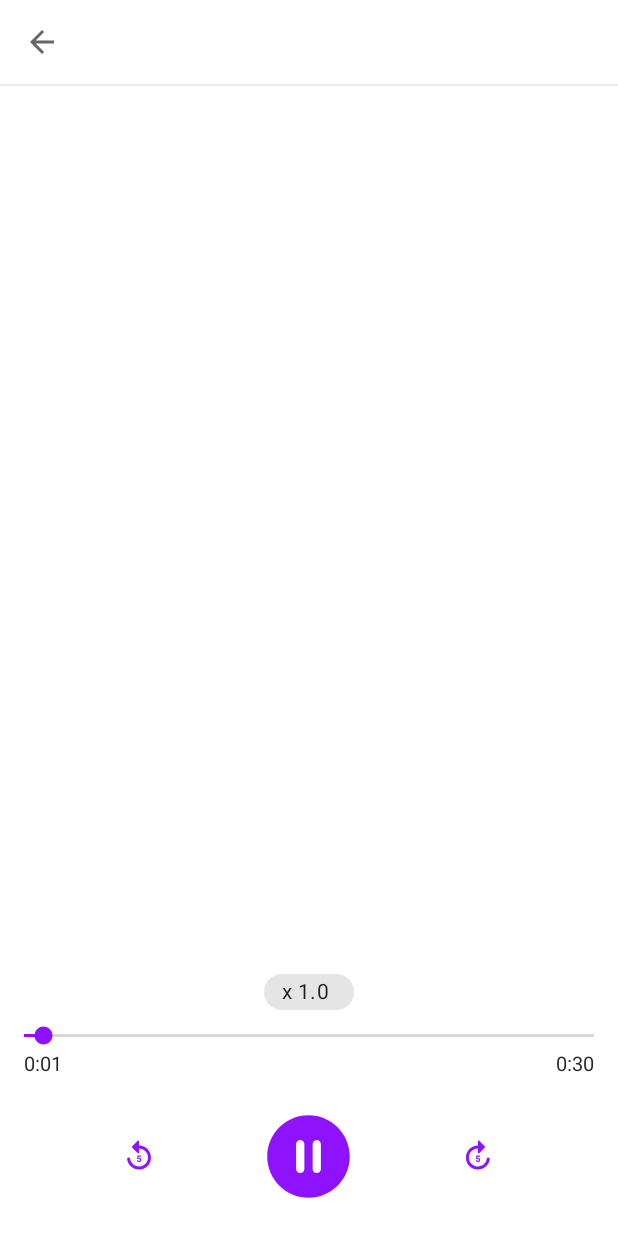
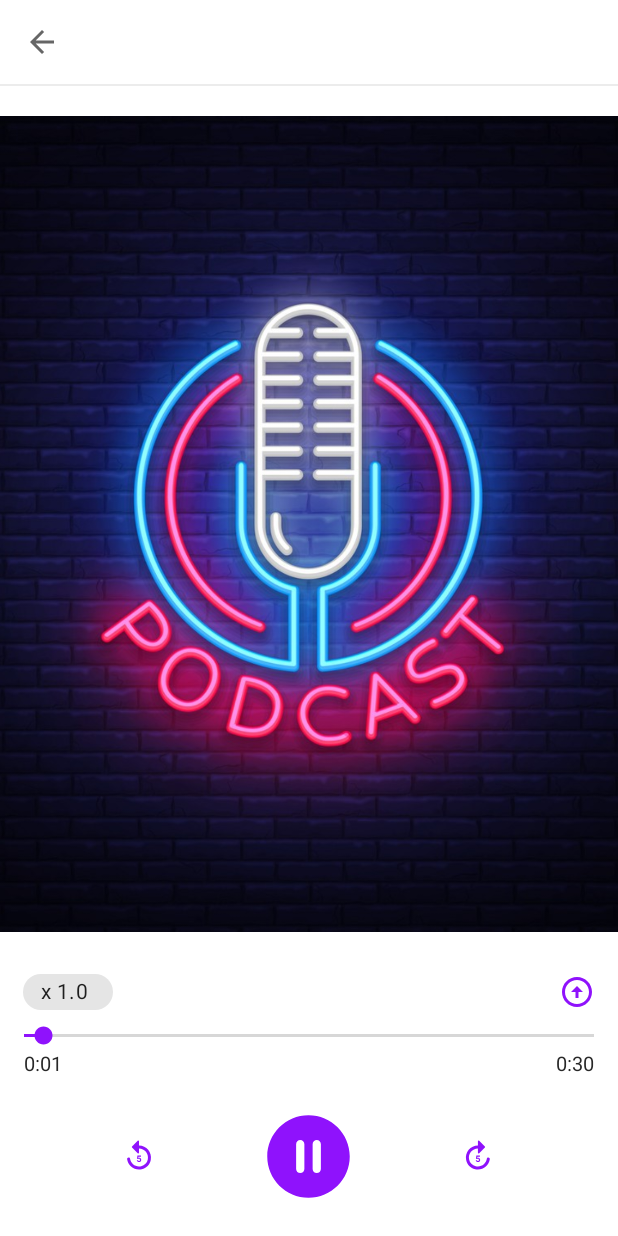
Before and after one commit to vipindevanz/Podcastly, an Android app: the AudioPlayerActivity screen opened directly, with no data from a screen before it, on a phone screen of 412 x 824 dp. Run offline under Robolectric (Android 15) with nearby library versions, the phone set to English and light mode, and no system bars.

Commit message:
Add some update

```diff
--- a/app/src/main/AndroidManifest.xml
+++ b/app/src/main/AndroidManifest.xml
@@ -5,6 +5,7 @@
 
     <uses-permission android:name="android.permission.RECORD_AUDIO" />
     <uses-permission android:name="android.permission.VIBRATE" />
+    <uses-permission android:name="android.permission.READ_EXTERNAL_STORAGE"/>
 
     <application
         android:allowBackup="true"
@@ -12,6 +13,7 @@
         android:label="@string/app_name"
         android:roundIcon="@mipmap/ic_launcher_round"
         android:supportsRtl="true"
+        android:requestLegacyExternalStorage="true"
         android:theme="@style/Theme.Podcastly"
         tools:ignore="AllowBackup">
         <activity
--- /dev/null
+++ b/app/src/main/java/com/pns/podcastly/database/model/User.kt
@@ -0,0 +1,6 @@
+package com.pns.podcastly.database.model
+
+data class User(
+    var uid: String = "",
+    var email: String = ""
+)
--- a/app/src/main/java/com/pns/podcastly/ui/activity/RecordAudioActivity.kt
+++ b/app/src/main/java/com/pns/podcastly/ui/activity/RecordAudioActivity.kt
@@ -225,6 +225,7 @@ class RecordAudioActivity : AppCompatActivity(), Timer.OnTimerTickListener {
 
         if (requestCode == Constants.MICROPHONE_REQUEST_CODE) {
             permissionGranted = grantResults[0] == PackageManager.PERMISSION_GRANTED
+            startRecording()
         }
     }
 
--- /dev/null
+++ b/app/src/main/res/drawable/ic_upload.xml
@@ -0,0 +1,5 @@
+<vector android:height="24dp" android:tint="@color/orange"
+    android:viewportHeight="24" android:viewportWidth="24"
+    android:width="24dp" xmlns:android="http://schemas.android.com/apk/res/android">
+    <path android:fillColor="@android:color/white" android:pathData="M12,20c-4.41,0 -8,-3.59 -8,-8s3.59,-8 8,-8s8,3.59 8,8S16.41,20 12,20M12,22c5.52,0 10,-4.48 10,-10c0,-5.52 -4.48,-10 -10,-10C6.48,2 2,6.48 2,12C2,17.52 6.48,22 12,22L12,22zM11,12l0,4h2l0,-4h3l-4,-4l-4,4H11z"/>
+</vector>
--- a/app/src/main/res/layout/activity_audio_player.xml
+++ b/app/src/main/res/layout/activity_audio_player.xml
@@ -16,7 +16,6 @@
             android:id="@+id/tvFileName"
             android:layout_width="match_parent"
             android:layout_height="wrap_content"
-            android:maxLines="1"
             android:layout_marginEnd="46dp"
             android:gravity="center"
             android:textSize="20sp" />
@@ -24,19 +23,48 @@
     </com.google.android.material.appbar.MaterialToolbar>
 
     <View
+        android:id="@+id/view"
         android:layout_width="match_parent"
         android:layout_height="1dp"
         android:layout_below="@+id/toolBar"
         android:background="@color/gray" />
 
+    <ImageView
+        android:id="@+id/thumbnail"
+        android:layout_width="match_parent"
+        android:layout_height="match_parent"
+        android:layout_above="@+id/rl2"
+        android:layout_below="@+id/view"
+        android:layout_marginTop="20dp"
+        android:layout_marginBottom="20dp"
+        android:scaleType="centerCrop"
+        android:src="@drawable/podcast" />
+
+    <RelativeLayout
+        android:id="@+id/rl2"
+        android:layout_width="match_parent"
+        android:layout_height="wrap_content"
+        android:layout_marginStart="15dp"
+        android:layout_marginEnd="15dp"
+        android:layout_above="@+id/seekBar">
+
         <com.google.android.material.chip.Chip
             android:id="@+id/chip"
             android:layout_width="60dp"
             android:layout_height="40dp"
-        android:layout_above="@+id/seekBar"
-        android:layout_centerHorizontal="true"
+            android:layout_centerVertical="true"
             android:text="x 1.0"
             android:textSize="14sp" />
+
+        <ImageButton
+            android:id="@+id/upload"
+            android:layout_width="wrap_content"
+            android:layout_height="wrap_content"
+            android:layout_alignParentEnd="true"
+            android:layout_centerVertical="true"
+            android:background="@drawable/ic_upload" />
+
+    </RelativeLayout>
 
     <SeekBar
         android:id="@+id/seekBar"
--- a/app/src/main/res/layout/activity_main.xml
+++ b/app/src/main/res/layout/activity_main.xml
@@ -27,6 +27,7 @@
             <com.google.android.material.bottomnavigation.BottomNavigationView
                 android:id="@+id/bottomNav"
                 android:layout_width="match_parent"
+                app:labelVisibilityMode="labeled"
                 android:layout_height="match_parent"
                 app:menu="@menu/bottom_nav_menu" />
         </com.google.android.material.bottomappbar.BottomAppBar>
```
Also changed, not shown: app/src/main/java/com/pns/podcastly/ui/activity/AudioPlayerActivity.kt (+12 -12 lines), app/src/main/java/com/pns/podcastly/ui/activity/AuthActivity.kt (+10 -4 lines), app/src/main/res/layout/activity_auth.xml (+8 -0 lines), app/src/main/res/drawable/podcast.jpg (added). Lines whose indentation alone changed are shown as unchanged.
